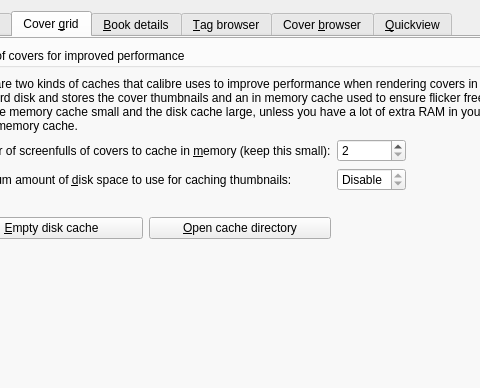
First picture: the form in src/calibre/gui2/preferences/look_feel.ui, repository debian-calibre/calibre, before the edit; both pictures show x 100 to 580 and y 0 to 388 of the 839 by 580 pixel window.
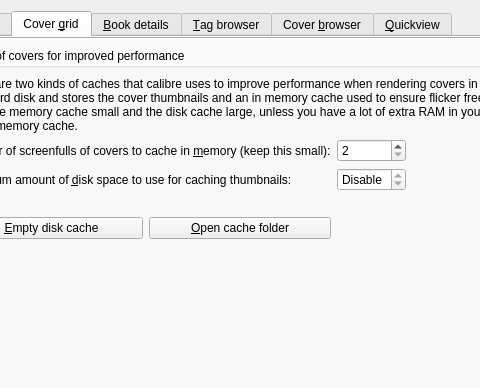
Second picture: the form after the edit. The open tabs and pages were chosen to show the change. Icons and pictures are not drawn. Custom widgets are drawn as their Qt base class.

Patch:
```diff
--- a/src/calibre/gui2/preferences/look_feel.ui
+++ b/src/calibre/gui2/preferences/look_feel.ui
@@ -623,7 +623,7 @@
            <item row="4" column="1">
             <widget class="QPushButton" name="cover_grid_open_cache">
              <property name="text">
-              <string>&amp;Open cache directory</string>
+              <string>&amp;Open cache folder</string>
              </property>
             </widget>
            </item>
```
